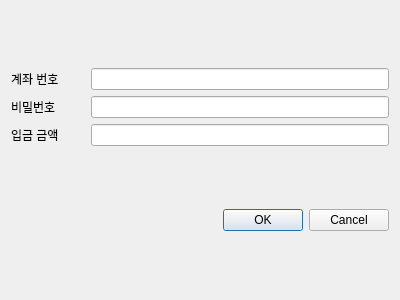
This is transfer.ui in DevSunbi/VEDA_Side_Project as Qt 5 draws it before an edit. The edited form follows.
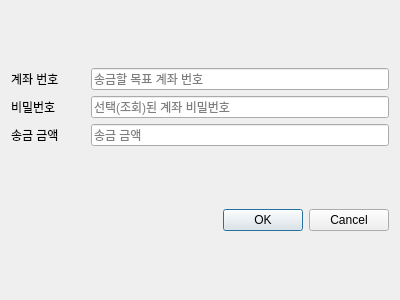
This is the edited form.

```diff
--- a/transfer.ui
+++ b/transfer.ui
@@ -17,7 +17,11 @@
    <item row="0" column="0">
     <layout class="QGridLayout" name="gridLayout" columnstretch="1,4">
      <item row="0" column="1">
-      <widget class="QLineEdit" name="d_acc_le"/>
+      <widget class="QLineEdit" name="d_acc_le">
+       <property name="placeholderText">
+        <string>송금할 목표 계좌 번호</string>
+       </property>
+      </widget>
      </item>
      <item row="1" column="0">
       <widget class="QLabel" name="d_pass_lbl">
@@ -31,6 +35,9 @@
        <property name="echoMode">
         <enum>QLineEdit::EchoMode::Password</enum>
        </property>
+       <property name="placeholderText">
+        <string>선택(조회)된 계좌 비밀번호</string>
+       </property>
       </widget>
      </item>
      <item row="0" column="0">
@@ -46,12 +53,16 @@
      <item row="2" column="0">
       <widget class="QLabel" name="d_amount_lbl">
        <property name="text">
-        <string>입금 금액</string>
+        <string>송금 금액</string>
        </property>
       </widget>
      </item>
      <item row="2" column="1">
-      <widget class="QLineEdit" name="d_amount_le"/>
+      <widget class="QLineEdit" name="d_amount_le">
+       <property name="placeholderText">
+        <string>송금 금액</string>
+       </property>
+      </widget>
      </item>
     </layout>
    </item>
```
Left out of the diff: 2 changed lines with no effect on the pictures.
